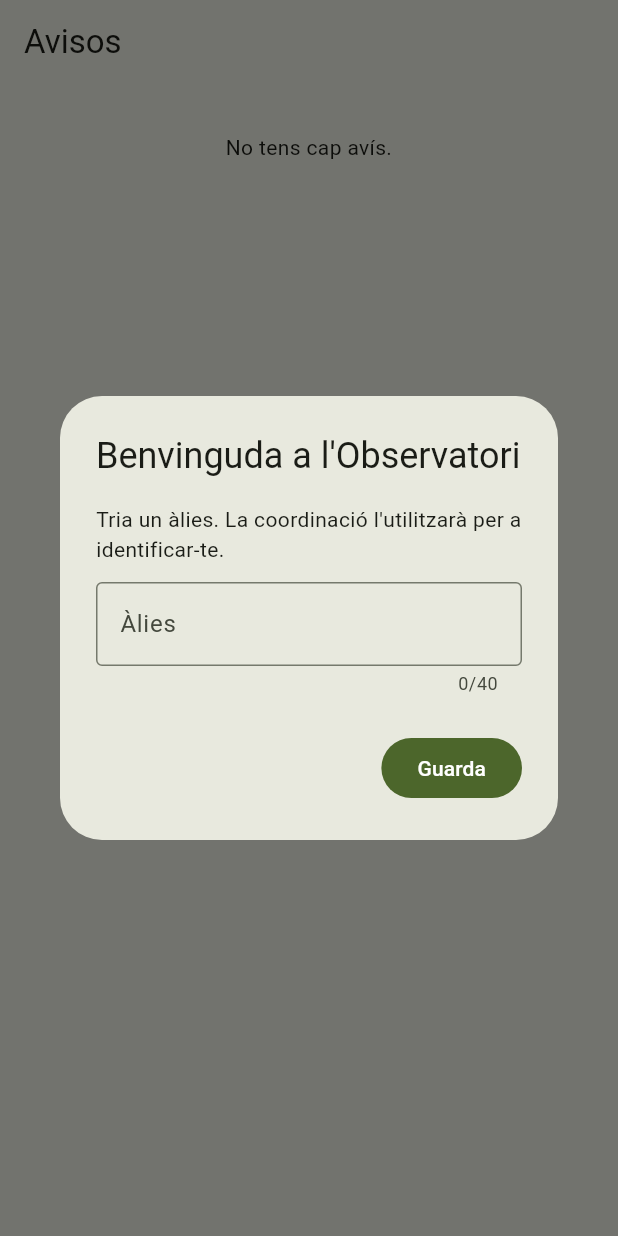
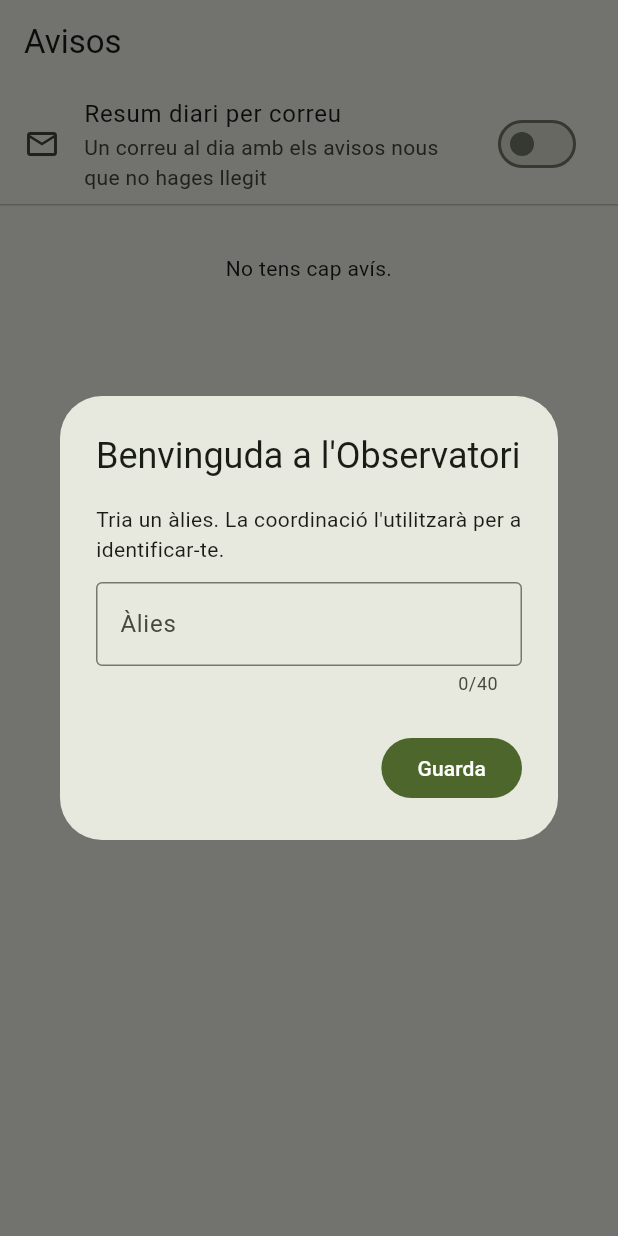
Before and after one commit to Manalemart/observatoriPerLhorta, a Flutter app: the AvisosScreen screen opened by its route, on a phone screen of 412 x 824 dp. Run offline on Flutter 3.47's test engine with Material 3 defaults, Android fonts, the phone set to English and light mode, and no system bars; our stand-ins replace connectivity_plus, drift, drift_flutter, flutter_map, geolocator, go_router and 4 more; accounts and stored records are empty; generated files the repository leaves out were written again.

Commit message:
App: opció del resum diari d'avisos per correu
Interruptor a dalt de la pantalla d'avisos (perfils.resum_correu). Es veu el
canvi de seguida i torna enrere si no es pot desar; si la base de dades encara
no té la columna o no hi ha xarxa, no es mostra.

Co-Authored-By: Claude Opus 5.5 <noreply@anthropic.com>

```diff
--- a/app/lib/data/remote/api_observatori.dart
+++ b/app/lib/data/remote/api_observatori.dart
@@ -87,6 +87,16 @@ class ApiObservatori implements ApiAportacions, ApiAvisos {
   @override
   Future<void> marcarLlegits(List<int> ids) => _client.from('notificacions').update({'llegida': true}).inFilter('id', ids);
 
+  @override
+  Future<bool> resumCorreu() async {
+    final r = await _client.from('perfils').select('resum_correu').eq('id', _uid).single();
+    return r['resum_correu'] as bool;
+  }
+
+  @override
+  Future<void> desarResumCorreu(bool valor) =>
+      _client.from('perfils').update({'resum_correu': valor}).eq('id', _uid);
+
   Future<List<AportacioRemota>> lesMeues() async {
     final files = await _client
         .from('elements')
--- a/app/lib/l10n/app_ca.arb
+++ b/app/lib/l10n/app_ca.arb
@@ -245,5 +245,8 @@
   "avisNovaAportacio": "Aportació nova a la teua partida",
   "avisRevisat": "Revisat per una altra persona",
   "avisValidarAWeb": "Per validar: des del panell de validació de la web.",
-  "avisNoTrobat": "No s'ha trobat: donat de baixa"
+  "avisNoTrobat": "No s'ha trobat: donat de baixa",
+  "avisosResumCorreu": "Resum diari per correu",
+  "avisosResumCorreuDetall": "Un correu al dia amb els avisos nous que no hages llegit",
+  "avisosResumError": "No s'ha pogut desar. Torna-ho a provar amb connexió."
 }
--- a/app/lib/l10n/app_localizations.dart
+++ b/app/lib/l10n/app_localizations.dart
@@ -830,6 +830,24 @@ abstract class L {
   /// In ca, this message translates to:
   /// **'No s\'ha trobat: donat de baixa'**
   String get avisNoTrobat;
+
+  /// No description provided for @avisosResumCorreu.
+  ///
+  /// In ca, this message translates to:
+  /// **'Resum diari per correu'**
+  String get avisosResumCorreu;
+
+  /// No description provided for @avisosResumCorreuDetall.
+  ///
+  /// In ca, this message translates to:
+  /// **'Un correu al dia amb els avisos nous que no hages llegit'**
+  String get avisosResumCorreuDetall;
+
+  /// No description provided for @avisosResumError.
+  ///
+  /// In ca, this message translates to:
+  /// **'No s\'ha pogut desar. Torna-ho a provar amb connexió.'**
+  String get avisosResumError;
 }
 
 class _LDelegate extends LocalizationsDelegate<L> {
--- a/app/lib/l10n/app_localizations_ca.dart
+++ b/app/lib/l10n/app_localizations_ca.dart
@@ -444,4 +444,15 @@ class LCa extends L {
 
   @override
   String get avisNoTrobat => 'No s\'ha trobat: donat de baixa';
+
+  @override
+  String get avisosResumCorreu => 'Resum diari per correu';
+
+  @override
+  String get avisosResumCorreuDetall =>
+      'Un correu al dia amb els avisos nous que no hages llegit';
+
+  @override
+  String get avisosResumError =>
+      'No s\'ha pogut desar. Torna-ho a provar amb connexió.';
 }
--- a/app/lib/ui/avisos_screen.dart
+++ b/app/lib/ui/avisos_screen.dart
@@ -56,6 +56,16 @@ class _AvisosScreenState extends State<AvisosScreen> {
     }
   }
 
+  Future<void> _canviarResum(bool valor) async {
+    final missatger = ScaffoldMessenger.of(context);
+    final error = L.of(context).avisosResumError;
+    try {
+      await context.read<Avisos>().canviarResumCorreu(valor);
+    } catch (_) {
+      missatger.showSnackBar(SnackBar(content: Text(error)));
+    }
+  }
+
   @override
   Widget build(BuildContext context) {
     final t = L.of(context);
@@ -74,37 +84,53 @@ class _AvisosScreenState extends State<AvisosScreen> {
       ),
       body: RefreshIndicator(
         onRefresh: avisos.carregar,
-        child: avisos.items.isEmpty
-            ? ListView(children: [Padding(padding: const EdgeInsets.all(32), child: Text(t.avisosBuit, textAlign: TextAlign.center))])
-            : ListView.separated(
-                itemCount: avisos.items.length,
-                separatorBuilder: (_, _) => const Divider(height: 1),
-                itemBuilder: (context, i) {
-                  final a = avisos.items[i];
+        child: ListView(
+          children: [
+            if (avisos.resumCorreu != null) ...[
+              SwitchListTile(
+                secondary: const Icon(Icons.mail_outline),
+                title: Text(t.avisosResumCorreu),
+                subtitle: Text(t.avisosResumCorreuDetall),
+                value: avisos.resumCorreu!,
+                onChanged: _canviarResum,
+              ),
+              const Divider(height: 1),
+            ],
+            if (avisos.items.isEmpty)
+              Padding(
+                padding: const EdgeInsets.all(32),
+                child: Text(t.avisosBuit, textAlign: TextAlign.center),
+              ),
+            for (final (i, a) in avisos.items.indexed) ...[
+              if (i > 0) const Divider(height: 1),
+              Builder(
+                builder: (context) {
                   final detall = _detall(t, a);
                   return ListTile(
-                    leading: Icon(
-                      switch (a.accio) {
+                    leading: Icon(switch (a.accio) {
                       'validat' => Icons.check_circle_outline,
                       'rebutjat' => Icons.cancel_outlined,
                       'nova_aportacio' => Icons.add_location_alt_outlined,
                       'revisat' => Icons.fact_check_outlined,
                       _ => Icons.history,
-                      },
-                      color: a.llegit ? null : Theme.of(context).colorScheme.primary,
-                    ),
+                    }, color: a.llegit ? null : Theme.of(context).colorScheme.primary),
                     title: Text(a.titol, style: TextStyle(fontWeight: a.llegit ? FontWeight.normal : FontWeight.w700)),
-                    subtitle: Text([
+                    subtitle: Text(
+                      [
                         _accio(t, a),
                         if (a.partida != null && a.dePartida) a.partida!,
                         data.format(a.creat.toLocal()),
                         if (detall != null && detall.isNotEmpty) '\n$detall',
-                    ].join(' · ').replaceAll(' · \n', '\n')),
+                      ].join(' · ').replaceAll(' · \n', '\n'),
+                    ),
                     isThreeLine: detall != null && detall.isNotEmpty,
                     onTap: () => _obrir(a),
                   );
                 },
               ),
+            ],
+          ],
+        ),
       ),
     );
   }
```
Also changed, not shown: app/lib/services/avisos.dart (+29 -0 lines), 1 other file. Lines whose indentation alone changed are shown as unchanged.
